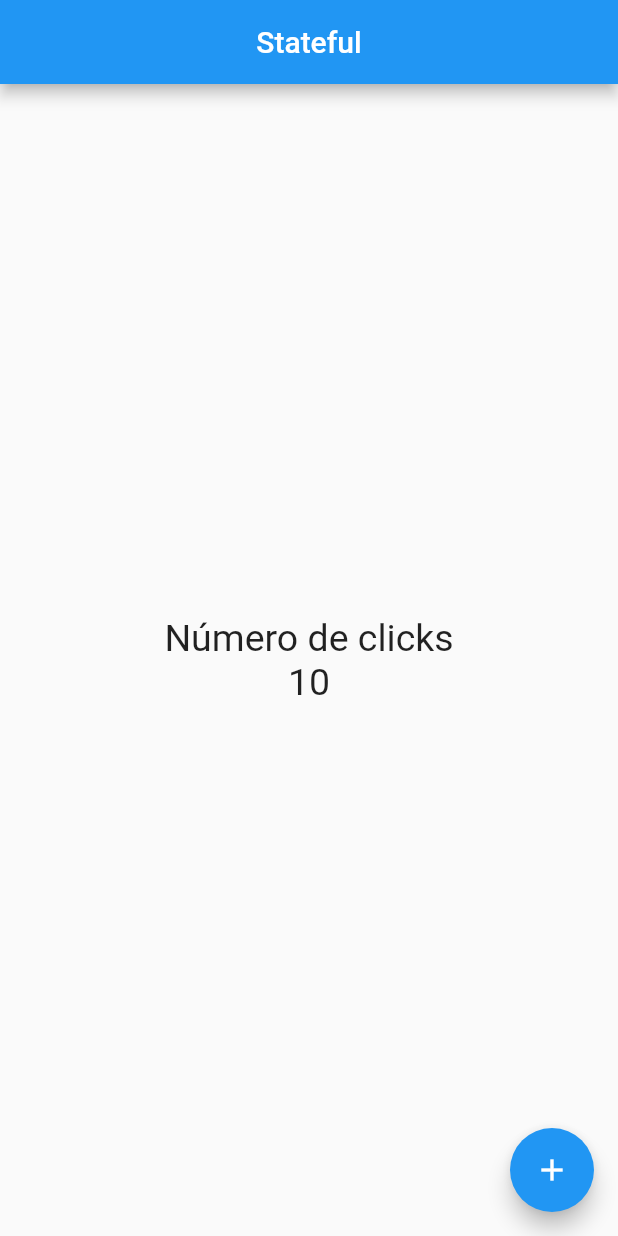
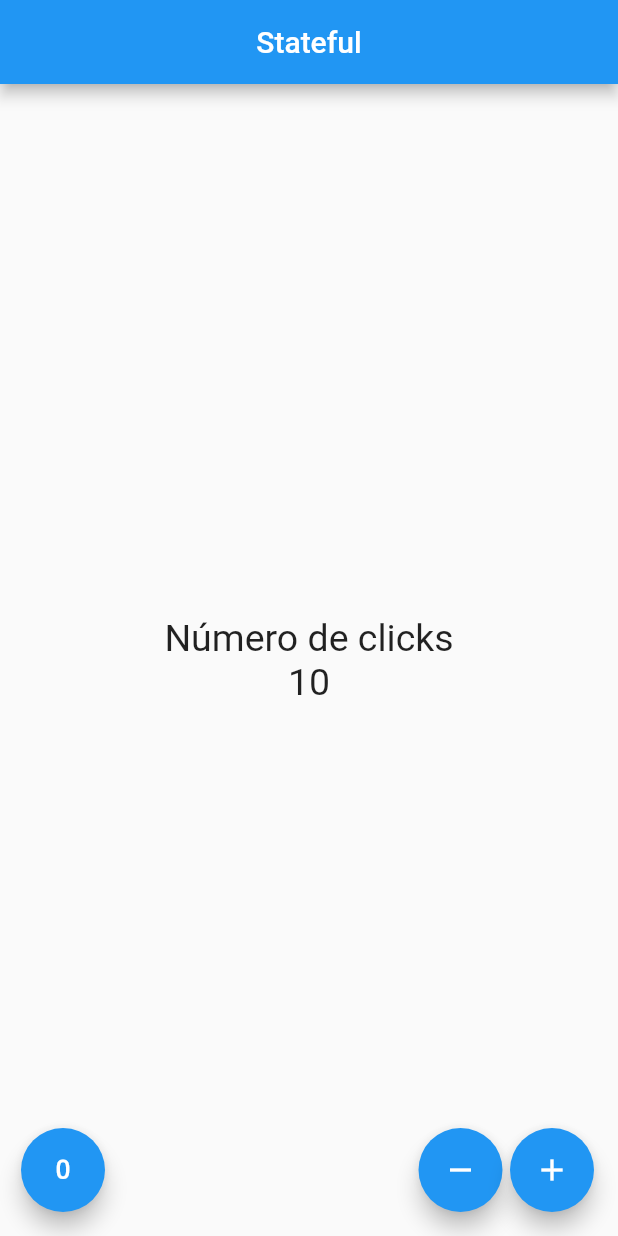
Before and after one commit to KarenTamer/Contador, a Flutter app: the screen it shows after launch, on a phone screen of 412 x 824 dp. Run offline on Flutter 3.47's test engine with Material 2 defaults, Android fonts, the phone set to English and light mode, and no system bars.

Commit message:
App contador terminada

```diff
--- a/lib/src/pages/contador_page.dart
+++ b/lib/src/pages/contador_page.dart
@@ -28,17 +28,35 @@ class _ContadorPageState extends State<ContadorPage> {
          ],
          )
      ),
-     floatingActionButton: FloatingActionButton(
-      child: Icon(Icons.add),
-       onPressed: () {
-         //print('Hola Mundo');
+     floatingActionButton: __crearBotones()
+     );
+  }
 
-         setState(() {
-           _conteo++;
-         });
-        },
-     ),
-   );
+  Widget __crearBotones(){
+
+    return Row(
+      mainAxisAlignment: MainAxisAlignment.end,
+      children: <Widget>[
+      SizedBox(width: 30),
+      FloatingActionButton(child: Icon(Icons.exposure_zero),onPressed: _reset),
+      Expanded(child: SizedBox()),
+      FloatingActionButton(child: Icon(Icons.remove),onPressed: _sustraer),
+      SizedBox(width: 5.0),
+      FloatingActionButton(child: Icon(Icons.add),onPressed: _agregar),
+      ],
+    );
+  }
+
+  void _agregar(){
+  setState(() =>_conteo++ );
+  }
+
+  void _sustraer(){
+  setState(() =>_conteo-- );
+  }
+
+  void _reset(){
+  setState(() =>_conteo = 0 );
   }
 
 }
```
